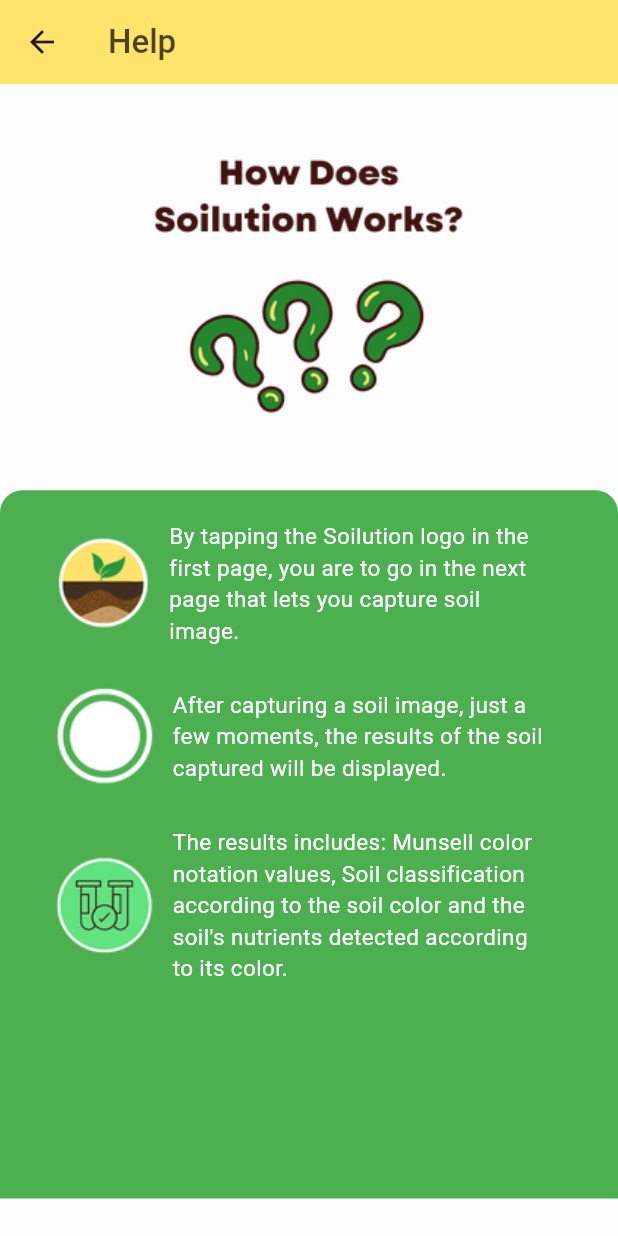
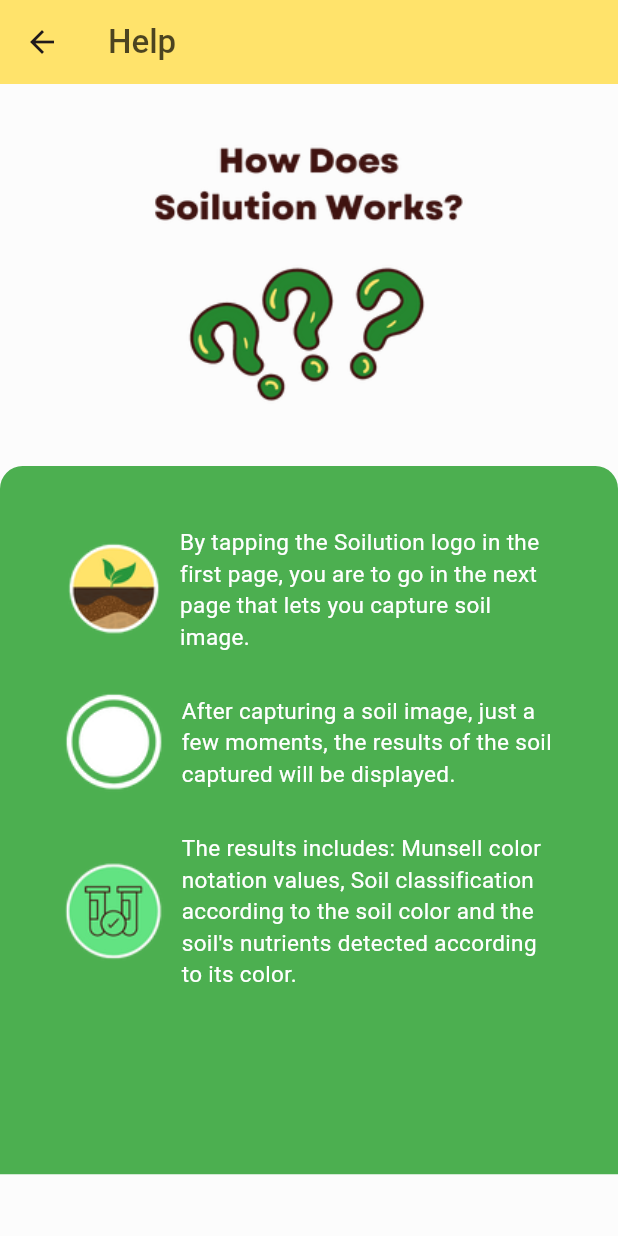
Before and after one commit to laevad/soilution_flutter, a Flutter app: the HelpView screen opened directly, on a phone screen of 412 x 824 dp. Run offline on Flutter 3.47's test engine with Material 2 defaults, Android fonts, the light colour scheme and no system bars; our stand-ins replace flutter_clean_architecture, flutter_spinkit, google_fonts; Roboto replaces fonts that are missing (Prompt).

Commit message:
fixed alignment in help page

```diff
--- a/lib/app/page/help/help_view.dart
+++ b/lib/app/page/help/help_view.dart
@@ -36,16 +36,13 @@ class HelpViewState extends ViewState<HelpView, HelpController> {
          child: Column(
            children: [
              SizedBox(
-               height: MediaQuery.of(context).size.height / 3.1,
-               child: Hero(
-                 tag: 'mid',
+               height: MediaQuery.of(context).size.height / 3.30,
                child: Container(
                  decoration: const BoxDecoration(
                      image: DecorationImage(
                          image: AssetImage(
                            "assets/images/how.png",
                          ), fit: BoxFit.cover)
-                   ),
                  ),
                ) ,),
              SizedBox(
@@ -60,7 +57,7 @@ class HelpViewState extends ViewState<HelpView, HelpController> {
                      )),
                  child: SingleChildScrollView(
                    child: Padding(
-                     padding: const EdgeInsets.only(left: 35, top: 20, bottom: 20),
+                     padding: const EdgeInsets.only( top: 40),
                      child: Column(
                        children: const [
                          CustomHelpBox(),
--- a/lib/app/widgets/help/custom_help_box.dart
+++ b/lib/app/widgets/help/custom_help_box.dart
@@ -16,6 +16,7 @@ class CustomHelpBox extends StatelessWidget {
   @override
   Widget build(BuildContext context) {
     return Row(
+      mainAxisAlignment: MainAxisAlignment.center,
       children: [
         Image.asset(image!, height: 70 ),
         const SizedBox(width: 10,),
```
Lines whose indentation alone changed are shown as unchanged.
